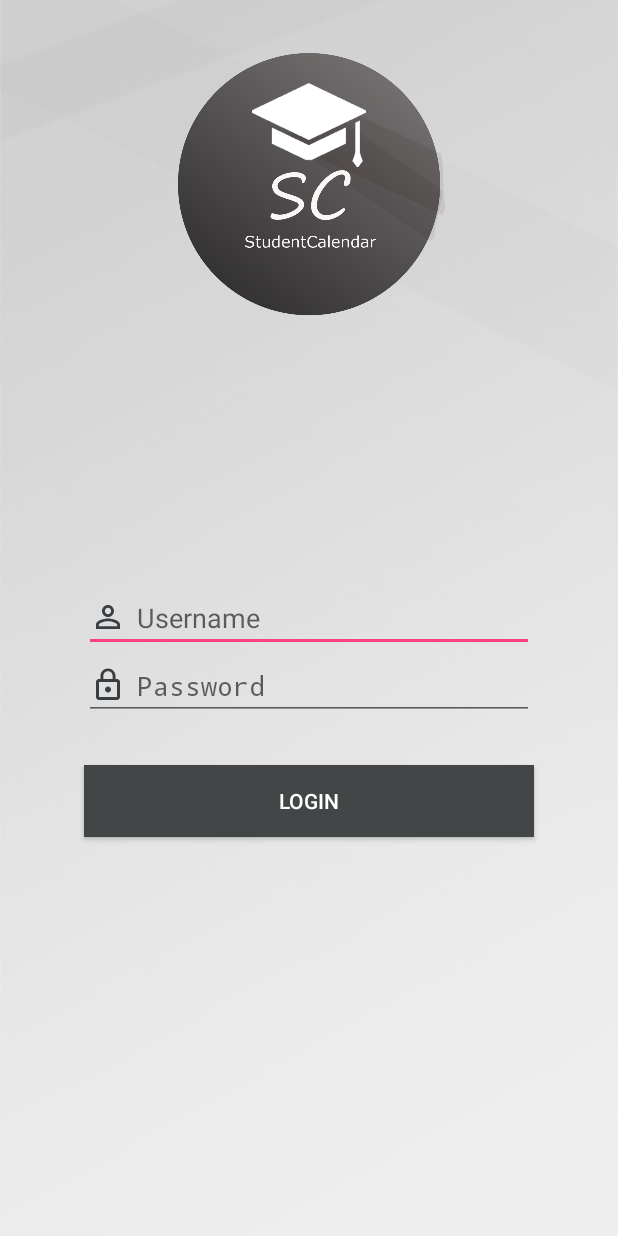
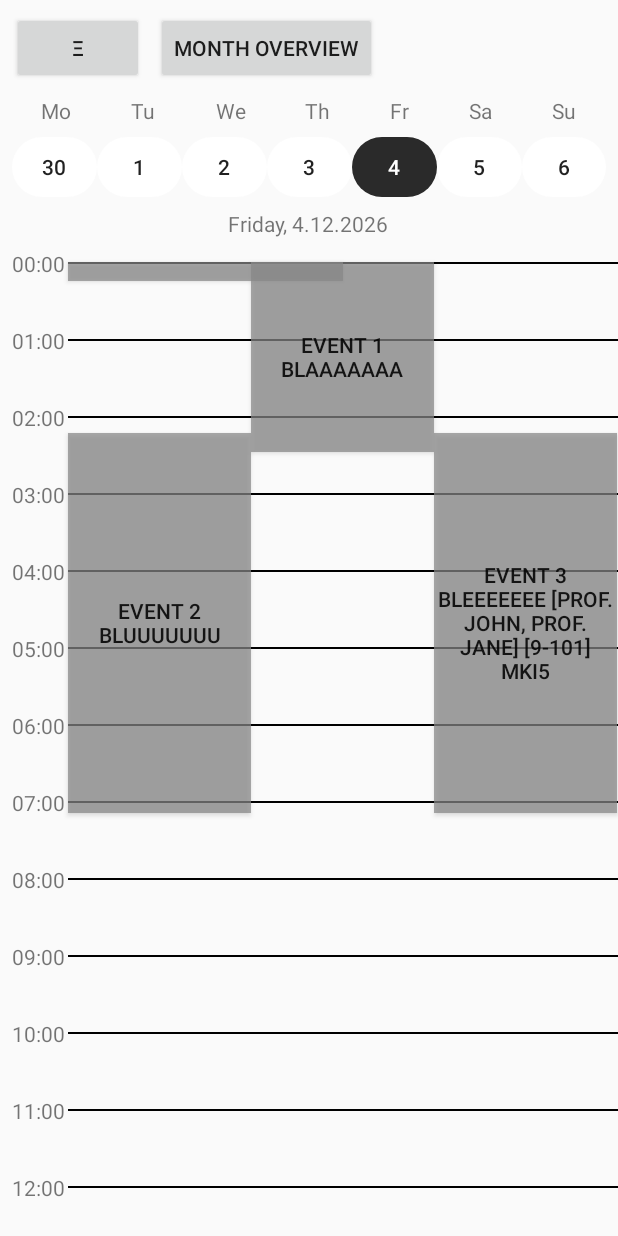
Before and after one commit to alex1001xela/mobileComputing, an Android app: the screen it shows after launch (MainActivity before the commit, GlobalCalendarView after it), on a phone screen of 412 x 824 dp. Run offline under Robolectric (Android 15) with nearby library versions, the phone set to English and light mode, and no system bars.

Commit message:
Events are now arranging themselves. Some overlaps still happen, going to fix.

```diff
--- a/app/src/main/java/com/wua/mc/webuntisapp/view/CalendarView.java
+++ b/app/src/main/java/com/wua/mc/webuntisapp/view/CalendarView.java
@@ -5,10 +5,11 @@ import android.content.Context;
 import android.graphics.Color;
 import android.os.Bundle;
 import android.support.constraint.ConstraintLayout;
+import android.util.Log;
 import android.view.View;
 import android.view.ViewTreeObserver;
 import android.widget.Button;
-import android.widget.TableLayout;
+import android.widget.LinearLayout;
 import android.widget.TextView;
 
 import com.wua.mc.webuntisapp.R;
@@ -47,7 +48,7 @@ abstract class CalendarView extends Activity implements iCalendarView{
         super.onCreate(savedInstanceState);
         setContentView(R.layout.activity_calendar);
 
-        gregCal = new GregorianCalendar(TimeZone.getTimeZone("Europe/Berlin"), Locale.GERMANY);
+        gregCal = new GregorianCalendar(Locale.GERMANY);
 
         final ConstraintLayout scrollViewLayout = (ConstraintLayout) findViewById(R.id.day_plan_layout);
 
@@ -77,12 +78,13 @@ abstract class CalendarView extends Activity implements iCalendarView{
                 String[] profs = {"Prof. John", "Prof. Jane"};
                 String[] rooms = {"9-101"};
                 Event[] events = {
-                        new Event("1", "Event 1", "Blaaaaaaa", new Date(800000), new Date(19700000), EventType.DEADLINE),
+                        new Event("0", "Event 0", "Bloooooo", new Date(0), new Date(900000), EventType.DEADLINE),
+                        new Event("1", "Event 1", "Blaaaaaaa", new Date(0), new Date(9000000), EventType.DEADLINE),
                         new Event("2", "Event 2", "Bluuuuuuu", new Date(8900000), new Date(26900000), EventType.DEADLINE),
                         new UniversityEvent("3", "Event 3", "Bleeeeeee", new Date(8900000), new Date(26900000), EventType.DEADLINE, "5", "10", profs, rooms, "MKI5" )
                 };
                 updateCalendar();
-                showEventsOnWeekCalendar(events);
+                showEventsOnDailyPlan(events);
             }
         });
     }
@@ -92,6 +94,25 @@ abstract class CalendarView extends Activity implements iCalendarView{
 
     @Override
     abstract public void showToast(String text);
+
+    void showEventsOnDailyPlan(Event[] events){
+        EventBoxView[] eventBoxes = new EventBoxView[events.length];
+        ConstraintLayout scrollViewLayout = (ConstraintLayout) findViewById(R.id.day_plan_layout);
+
+        for(int i = 0; i < events.length; i++){
+            eventBoxes[i] = createEventBoxView(events[i]);
+        }
+
+        calculateHorizontalNeighbours(eventBoxes);
+
+        adjustEventsWidths(eventBoxes);
+
+        calculateHorizontalPositions(eventBoxes);
+
+        for(EventBoxView eventBox: eventBoxes){
+            scrollViewLayout.addView(eventBox.getButton());
+        }
+    }
 
     private void getDayButtonsAndListen(){
         dayButtons[0] = new DayButton((Button) findViewById(R.id.monday_button));
@@ -172,6 +193,8 @@ abstract class CalendarView extends Activity implements iCalendarView{
         return dayButtons[dayOfWeek - 1];
     }
 
+
+
     private void showNextDay(){
         gregCal.add(Calendar.DAY_OF_WEEK, 1);
         updateCalendar();
@@ -215,26 +238,6 @@ abstract class CalendarView extends Activity implements iCalendarView{
         return day;
     }
 
-
-    private void showEventsOnWeekCalendar(Event[] events){
-        EventBoxView[] eventBoxes = new EventBoxView[events.length];
-        ConstraintLayout scrollViewLayout = (ConstraintLayout) findViewById(R.id.day_plan_layout);
-
-        for(int i = 0; i < events.length; i++){
-            eventBoxes[i] = createEventBoxView(events[i]);
-        }
-
-        calculateHorizontalNeighbours(eventBoxes);
-
-        adjustEventsWidths(eventBoxes);
-
-        calculateHorizontalPositions(eventBoxes);
-
-        for(EventBoxView eventBox: eventBoxes){
-            scrollViewLayout.addView(eventBox.getButton());
-        }
-    }
-
     private void calculateHorizontalNeighbours(EventBoxView[] eventBoxes){
         for(int i = 0; i <= numberOfQuartersIn24Hours; i++){
             detectNeighboursInQuarter(i, eventBoxes);
@@ -245,7 +248,7 @@ abstract class CalendarView extends Activity implements iCalendarView{
         ArrayList<EventBoxView> eventsOnThisQuarter = new ArrayList<>();
 
         for (EventBoxView eventBox : eventBoxes){
-            if(eventBox.isInQuarter(quarter)){
+            if(eventBox.isOnQuarter(quarter)){
                 eventsOnThisQuarter.add(eventBox);
             }
         }
@@ -272,31 +275,46 @@ abstract class CalendarView extends Activity implements iCalendarView{
         ArrayList<EventBoxView> eventsOnThisQuarter = new ArrayList<>();
 
         for (EventBoxView eventBox : eventBoxes){
-            if(eventBox.isInQuarter(quarter)){
+            if(eventBox.isOnQuarter(quarter)){
                 eventsOnThisQuarter.add(eventBox);
             }
         }
+        Log.i("EIN", eventsOnThisQuarter.toString());
 
+        int positionCounter = 0;
         for (int i = 0; i < eventsOnThisQuarter.size(); i++){
             EventBoxView eventBox = eventsOnThisQuarter.get(i);
             if(!eventBox.isPositioned()){
-                eventBox.setX(eventFieldXStart + (i * eventBox.getWidth()));
-                eventBox.setPositioned(true);
+                while(isPositionTaken(positionCounter, eventsOnThisQuarter)){
+                    positionCounter++;
+                }
+                eventBox.setX(eventFieldXStart + (positionCounter * eventBox.getWidth()));
+                eventBox.setPosition(positionCounter);
             }
 
         }
     }
 
+    private boolean isPositionTaken(int position, ArrayList<EventBoxView> eventBoxes){
+        int i = 0;
+        boolean taken = false;
+        while(i < eventBoxes.size() && !taken){
+            taken = eventBoxes.get(i).getPosition() == position;
+            i++;
+        }
+        return taken;
+    }
+
     private EventBoxView createEventBoxView(final Event event){
 
-        EventBoxView eventBox = new EventBoxView(event, this);
+        final EventBoxView eventBox = new EventBoxView(event, this);
         eventBox.setY(calculateEventTop(eventBox));
         eventBox.setHeight(calculateEventHeight(eventBox));
 
         eventBox.setOnClickListener(new View.OnClickListener() {
             @Override
             public void onClick(View v) {
-                CalendarView.this.showToast(event.getName());
+                CalendarView.this.showToast(""+eventBox.getButton().getHeight());
             }
         });
 
@@ -305,7 +323,9 @@ abstract class CalendarView extends Activity implements iCalendarView{
 
 
     private int calculateEventHeight(EventBoxView eventBox){
-        return  calculateEventBottom(eventBox) - calculateEventTop(eventBox);
+        int bottom = calculateEventBottom(eventBox);
+        int top = calculateEventTop(eventBox);
+        return  bottom - top;
     }
 
     private int calculateEventTop(EventBoxView eventBox){
@@ -317,7 +337,7 @@ abstract class CalendarView extends Activity implements iCalendarView{
     }
 
     private int convertDateToQuarter(Date date){
-        GregorianCalendar calendar = new GregorianCalendar(TimeZone.getTimeZone("Europe/Berlin"));
+        GregorianCalendar calendar = new GregorianCalendar();
         calendar.setTime(date);
         int hour = calendar.get(Calendar.HOUR_OF_DAY);
         int minute = calendar.get(Calendar.MINUTE);
@@ -344,19 +364,23 @@ abstract class CalendarView extends Activity implements iCalendarView{
         private int width;
         private int height;
         private int maxHorizontalNeighbours;
-        private boolean isPositioned;
+        private int position = -1;
+
+        private LinearLayout.LayoutParams layoutParams;
 
         EventBoxView(Event event, Context context){
             this.event = event;
             this.button = new Button(context);
-            this.button.setLayoutParams(new TableLayout.LayoutParams(TableLayout.LayoutParams.MATCH_PARENT, TableLayout.LayoutParams.MATCH_PARENT));
-//            this.button.setBackgroundColor(getResources().getColor(android.R.color.darker_gray));
+            this.layoutParams = new LinearLayout.LayoutParams(0, 0);
+            this.button.setLayoutParams(this.layoutParams);
             this.button.setText(event.toString());
+            this.button.setBackground(null);
+            this.button.setBackgroundColor(Color.GRAY);
+            this.button.getBackground().setAlpha(182);
 
             this.startQuarter = convertDateToQuarter(event.getStartTime());
             this.endQuarter = convertDateToQuarter(event.getEndTime());
-            this.maxHorizontalNeighbours = 0;
-            this.isPositioned = false;
+            this.maxHorizontalNeighbours = 1;
         }
 
         Button getButton() {
@@ -403,7 +427,8 @@ abstract class CalendarView extends Activity implements iCalendarView{
 
         void setWidth(int width) {
             this.width = width;
-            this.button.setWidth(width);
+            this.layoutParams.width = width;
+            //this.button.setWidth(width);
         }
 
         int getHeight() {
@@ -412,7 +437,8 @@ abstract class CalendarView extends Activity implements iCalendarView{
 
         void setHeight(int height) {
             this.height = height;
-            this.button.setHeight(height);
+            this.layoutParams.height = height;
+            //this.button.setHeight(height);
         }
 
         void setOnClickListener(View.OnClickListener listener){
@@ -437,16 +463,20 @@ abstract class CalendarView extends Activity implements iCalendarView{
             }
         }
 
-        boolean isInQuarter(int quarter){
+        boolean isOnQuarter(int quarter){
             return getStartQuarter() <= quarter & getEndQuarter() > quarter;
         }
 
         boolean isPositioned() {
-            return isPositioned;
+            return position > -1;
         }
 
-        void setPositioned(boolean positioned) {
-            isPositioned = positioned;
+        public int getPosition() {
+            return position;
+        }
+
+        public void setPosition(int position) {
+            this.position = position;
         }
 
         @Override
@@ -470,39 +500,39 @@ abstract class CalendarView extends Activity implements iCalendarView{
             this.button = button;
         }
 
-        private void setOnClickListener(View.OnClickListener onClickListener){
+        void setOnClickListener(View.OnClickListener onClickListener){
             this.button.setOnClickListener(onClickListener);
         }
 
-        public Button getButton() {
+        Button getButton() {
             return button;
         }
 
-        public void setButton(Button button) {
+        void setButton(Button button) {
             this.button = button;
         }
 
-        public int getDate() {
+        int getDate() {
             return date;
         }
 
-        public void setDate(int date) {
+        void setDate(int date) {
             this.date = date;
         }
 
-        public int getMonth() {
+        int getMonth() {
             return month;
         }
 
-        public void setMonth(int month) {
+        void setMonth(int month) {
             this.month = month;
         }
 
-        public int getYear() {
+        int getYear() {
             return year;
         }
 
-        public void setYear(int year) {
+        void setYear(int year) {
             this.year = year;
         }
     }
--- a/app/src/main/java/com/wua/mc/webuntisapp/view/GlobalCalendarView.java
+++ b/app/src/main/java/com/wua/mc/webuntisapp/view/GlobalCalendarView.java
@@ -15,7 +15,7 @@ public class GlobalCalendarView extends CalendarView {
 
     @Override
     public void showEventsOnCalendar(Event[] events) {
-
+        showEventsOnDailyPlan(events);
     }
 
     @Override
--- a/app/src/main/java/com/wua/mc/webuntisapp/view/MainActivity.java
+++ b/app/src/main/java/com/wua/mc/webuntisapp/view/MainActivity.java
@@ -1,6 +1,7 @@
 package com.wua.mc.webuntisapp.view;
 
 import android.app.Activity;
+import android.content.Intent;
 import android.os.Bundle;
 import android.util.Log;
 import android.view.View;
@@ -67,8 +68,8 @@ public class MainActivity extends Activity {
             setContentView(activity_personal_calendar);
         }
 
-//        Intent intent1 = new Intent(this, GlobalCalendarView.class);
-//        startActivity(intent1);
+        Intent intent1 = new Intent(this, GlobalCalendarView.class);
+        startActivity(intent1);
 
     }
 
--- a/app/src/main/res/layout/activity_calendar.xml
+++ b/app/src/main/res/layout/activity_calendar.xml
@@ -1,11 +1,15 @@
 <?xml version="1.0" encoding="utf-8"?>
-<android.support.constraint.ConstraintLayout xmlns:android="http://schemas.android.com/apk/res/android"
+<LinearLayout xmlns:android="http://schemas.android.com/apk/res/android"
     xmlns:app="http://schemas.android.com/apk/res-auto"
-    xmlns:tools="http://schemas.android.com/tools"
+    android:orientation="vertical"
     android:layout_width="match_parent"
     android:layout_height="match_parent"
-    tools:context="com.wua.mc.webuntisapp.view.CalendarView">
+    android:gravity="center_vertical|center_horizontal|center" >
 
+    <LinearLayout
+        android:layout_width="match_parent"
+        android:layout_height="wrap_content"
+        android:orientation="horizontal" >
 
 
 
@@ -33,23 +37,19 @@
             app:layout_constraintHorizontal_bias="0.305"
             android:layout_marginStart="8dp"
             android:layout_marginEnd="8dp" />
+    </LinearLayout>
+
+
 
     <LinearLayout
         android:id="@+id/day_labels"
-        android:layout_width="0dp"
-        android:layout_height="24dp"
+        android:layout_width="match_parent"
+        android:layout_height="wrap_content"
         android:layout_marginBottom="8dp"
         android:layout_marginEnd="8dp"
-        android:layout_marginLeft="8dp"
-        android:layout_marginRight="8dp"
         android:layout_marginStart="8dp"
-        android:orientation="horizontal"
-        app:layout_constraintBottom_toTopOf="@+id/day_buttons"
-        app:layout_constraintHorizontal_bias="0.529"
-        app:layout_constraintLeft_toLeftOf="parent"
-        app:layout_constraintRight_toRightOf="parent"
         android:layout_marginTop="8dp"
-        app:layout_constraintTop_toBottomOf="@+id/open_month_calendar_button">
+        android:orientation="horizontal">
 
         <TextView
             android:id="@+id/monday_label"
@@ -110,8 +110,8 @@
     </LinearLayout>
 
     <LinearLayout
-        android:layout_width="0dp"
-        android:layout_height="40dp"
+        android:layout_width="match_parent"
+        android:layout_height="wrap_content"
         android:orientation="horizontal"
         android:layout_marginRight="8dp"
         app:layout_constraintRight_toRightOf="parent"
@@ -203,25 +203,13 @@
         android:id="@+id/date"
         android:layout_width="wrap_content"
         android:layout_height="wrap_content"
-        android:layout_marginLeft="8dp"
-        android:layout_marginRight="8dp"
-        app:layout_constraintLeft_toLeftOf="parent"
-        app:layout_constraintRight_toRightOf="parent"
-        android:layout_marginBottom="8dp"
-        android:layout_marginStart="8dp"
-        android:layout_marginEnd="8dp"
-        app:layout_constraintBottom_toTopOf="@+id/day_plan" />
+
+        android:text="@string/date"/>
 
     <ScrollView
         android:id="@+id/day_plan"
-        android:layout_width="0dp"
-        android:layout_height="400dp"
-        app:layout_constraintBottom_toBottomOf="parent"
-        app:layout_constraintLeft_toLeftOf="parent"
-        app:layout_constraintRight_toRightOf="parent"
-        android:layout_marginStart="2dp"
-        android:layout_marginEnd="8dp"
-        android:layout_marginBottom="1dp">
+        android:layout_width="match_parent"
+        android:layout_height="wrap_content" >
 
         <android.support.constraint.ConstraintLayout
             android:id="@+id/day_plan_layout"
@@ -802,6 +790,4 @@
 
         </android.support.constraint.ConstraintLayout>
     </ScrollView>
-
-
-</android.support.constraint.ConstraintLayout>
+</LinearLayout>
```
Lines whose indentation alone changed are shown as unchanged.
